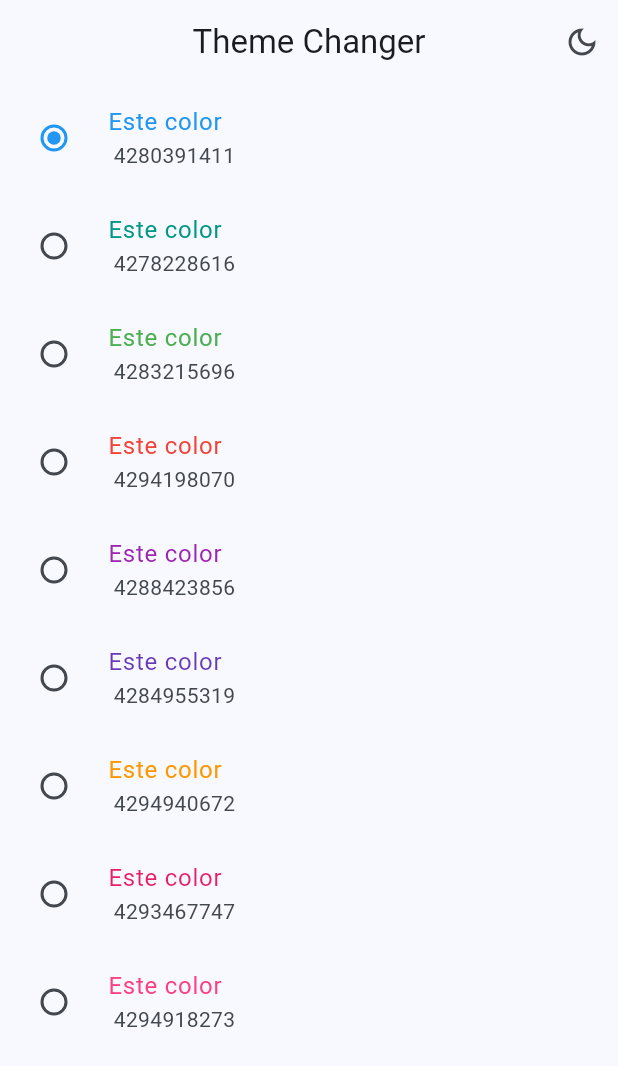
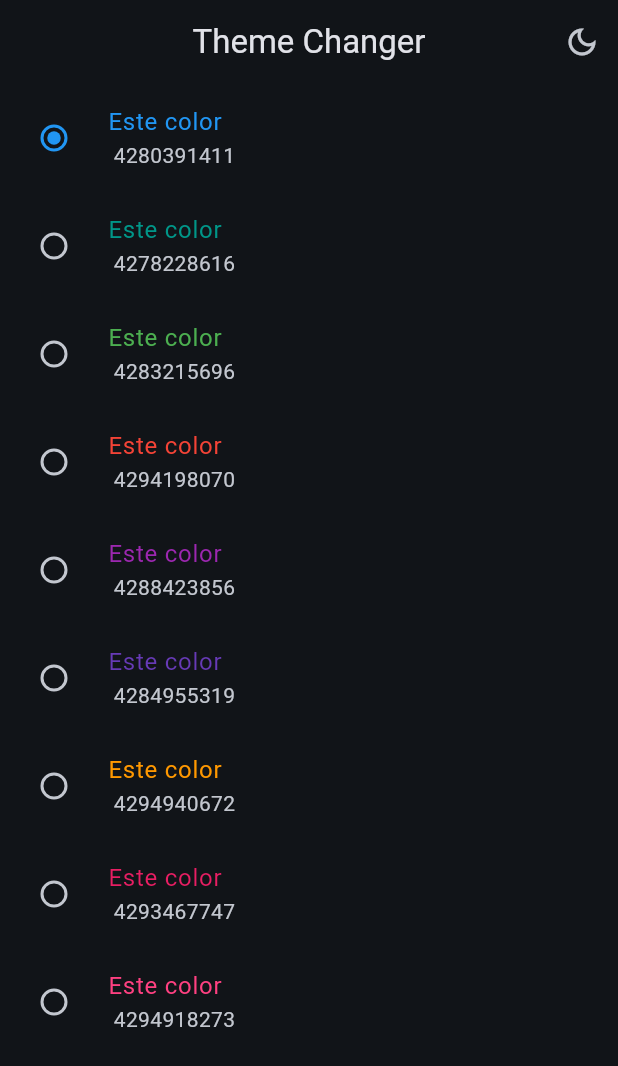
Before and after one commit to AbinadiST/widgeg_app, a Flutter app: the ThemeChangerScreen screen opened by its route, after a tap on the "light mode" icon, on a phone screen of 412 x 824 dp. Shown: the top 1066 px of the screen. Run offline on Flutter 3.47's test engine with Material 3 defaults, Android fonts, the phone set to English and light mode, and no system bars; our stand-ins replace animate_do, flutter_riverpod, go_router.

Commit message:
Video: Usar el StateNotifier (terminado)

```diff
--- a/lib/config/theme/app_theme.dart
+++ b/lib/config/theme/app_theme.dart
@@ -36,4 +36,12 @@ class AppTheme{
                         //ya que en ANDROID por defecto el título se coloca a la izq y no en el centro
     )
   );
+
+  AppTheme copyWith({ //Se realiza una copia del TEMA ACTUAL //*COPYWITH = Muy utilizado en FLUTTER
+    int? selectedColor,
+    bool? isDarkmode
+  }) => AppTheme(
+    selectedColor: selectedColor ?? this.selectedColor,
+    isDarkmode: isDarkmode ?? this.isDarkmode,
+  );
 }
--- a/lib/presentation/providers/theme_provider.dart
+++ b/lib/presentation/providers/theme_provider.dart
@@ -12,11 +12,13 @@ final isDarkmodeProvider = StateProvider((ref) => false); // STATEPROVIDER = man
 // Un simple int
 final selectedColorProvider = StateProvider((ref) => 0); // Si lo cambiamos a 1, aparecerá el CIRCULITO en la posición 1
 
+
+
+
 // Un objeto de tipo AppTheme
 final themeNotifierProvider = StateNotifierProvider<ThemeNotifier, AppTheme>( // STATENOTIFIERPROVIDER = Puede mantener el estado más complejo
-  (ref) => ThemeNotifier(),
+  (ref) => ThemeNotifier(), // THEMENOTIFIER (clase) = Es el controlador | APPTHEME = Es el estado, es una instancia
   );
-// THEMENOTIFIER (clase) = Es el controlador | APPTHEME = Es el estado, es una instancia
 //! ver video RIVERPOD - STATENOTIFIER para más info.
 
 //Controller o Notifier
@@ -25,5 +27,15 @@ class ThemeNotifier extends StateNotifier<AppTheme> {
   //STATE/ESTADO = new AppTheme();  es una instancia de AppTheme
   ThemeNotifier(): super( AppTheme() );
 
+  void toggleDarkmode(){
+    state = state.copyWith( isDarkmode: !state.isDarkmode );
+
+  }
+
+  void changeColorIndex( int colorIndex ){
+
+
+  }
+
 
 }
--- a/lib/presentation/screens/theme_changer/theme_changer_screen.dart
+++ b/lib/presentation/screens/theme_changer/theme_changer_screen.dart
@@ -11,7 +11,7 @@ class ThemeChangerScreen extends ConsumerWidget { // para acceder al REF lo camb
   @override
   Widget build(BuildContext context, ref) {
 
-    final isDarkmode = ref.watch( isDarkmodeProvider ); // REF.WATCH... es para estar al pendiente de los cambios
+    final isDarkmode = ref.watch( themeNotifierProvider ).isDarkmode; // REF.WATCH... es para estar al pendiente de los cambios
 
     return Scaffold(
       appBar: AppBar(
@@ -21,8 +21,10 @@ class ThemeChangerScreen extends ConsumerWidget { // para acceder al REF lo camb
             icon: Icon( isDarkmode ? Icons.dark_mode_outlined : Icons.light_mode_outlined),
             onPressed: () {
 
-              ref.read( isDarkmodeProvider.notifier ) // Cambiamos el ícono de luna a sol
-              .update((state) => !state);
+              // ref.read( isDarkmodeProvider.notifier ) // Cambiamos el ícono de luna a sol
+              // .update((state) => !state);
+              ref.read( themeNotifierProvider.notifier )
+              .toggleDarkmode();
 
               },
             )
```
